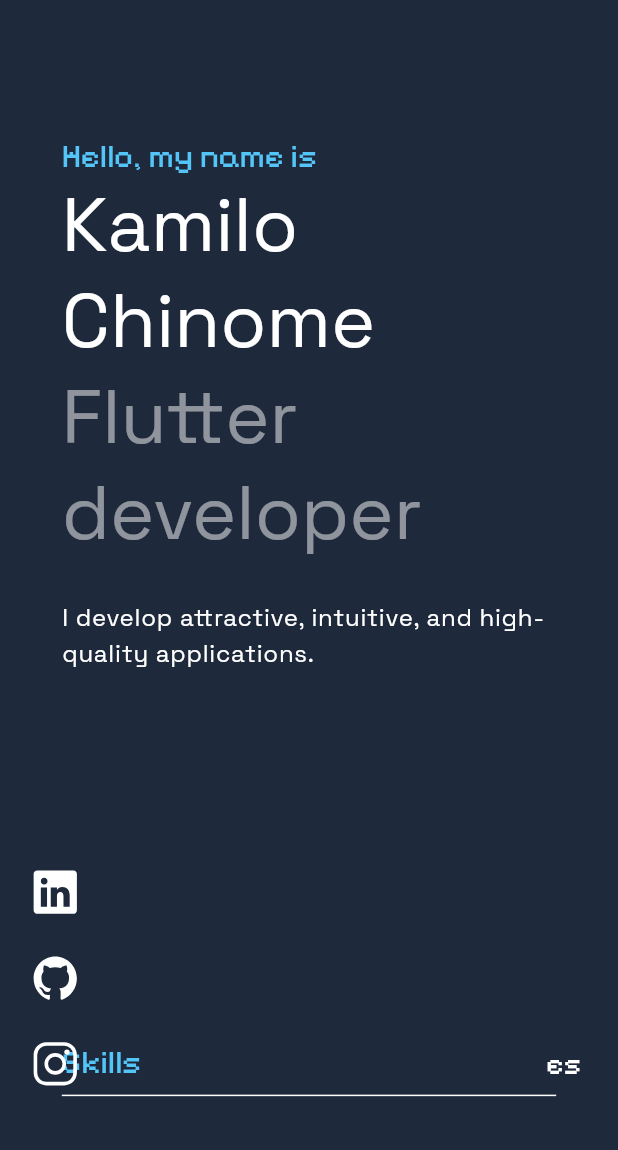
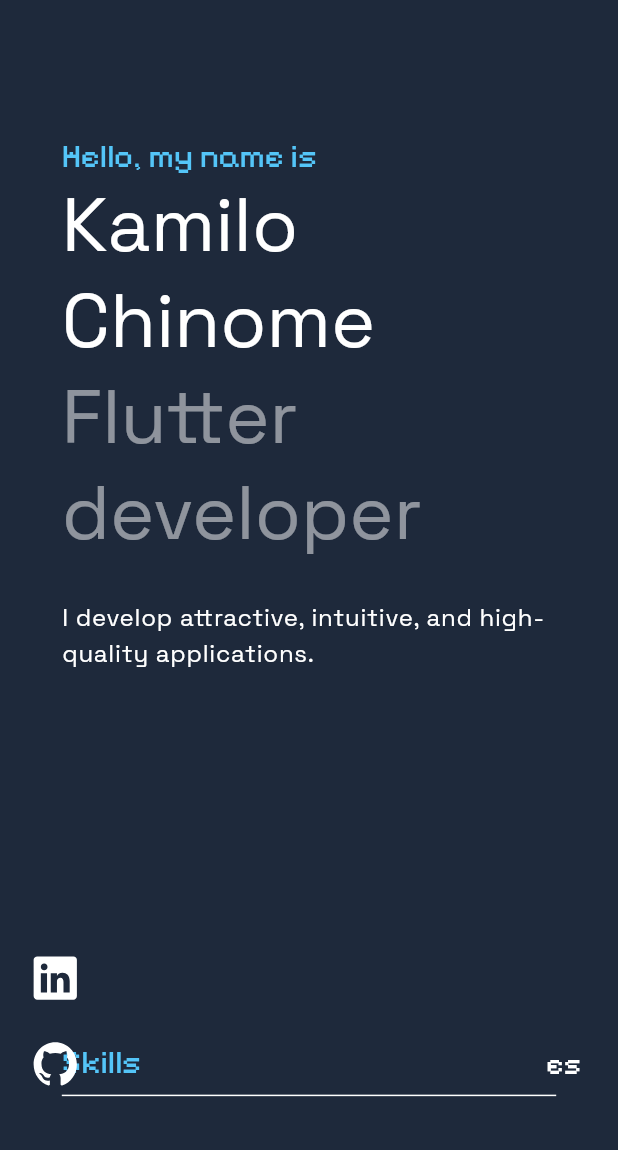
Before and after one commit to KamiloChinome/portfolio, a Flutter app: the DesktopHomeScreen screen opened directly, on a phone screen of 412 x 824 dp, the part 86-1236 px from its top. Run offline on Flutter 3.47's test engine with Material 3 defaults, Android fonts, the phone set to English and light mode, and no system bars; drawn by our look-alikes of animated_text_kit; our stand-ins replace flutter_animate, go_router, icons_plus, responsive_builder, shared_preferences; accounts and stored records are empty; generated files the repository leaves out were written again.

Commit message:
ig delete

```diff
--- a/lib/UI/widgets/social_media_section.dart
+++ b/lib/UI/widgets/social_media_section.dart
@@ -40,13 +40,13 @@ class SocialMediaSection extends StatelessWidget {
               onTap: () {
                 launchURL('https://github.com/KamiloChinome');
               }),
-          SizedBox(height: height * .01),
-          SharedIconButton(
-              icon: IonIcons.logo_instagram,
-              onTap: () {
-                launchURL('https://www.instagram.com/kmilo_chinome');
-              }),
           SizedBox(height: height * .03),
+          // SharedIconButton(
+          //     icon: IonIcons.logo_instagram,
+          //     onTap: () {
+          //       launchURL('https://www.instagram.com/kmilo_chinome');
+          //     }),
+          // SizedBox(height: height * .03),
         ].animate().slideY(duration: const Duration(milliseconds: 600)).fadeIn(),
       ),
     );
```
Also changed, not shown: lib/UI/screens/home/mobile_home.dart (+6 -6 lines), 1 other file.
